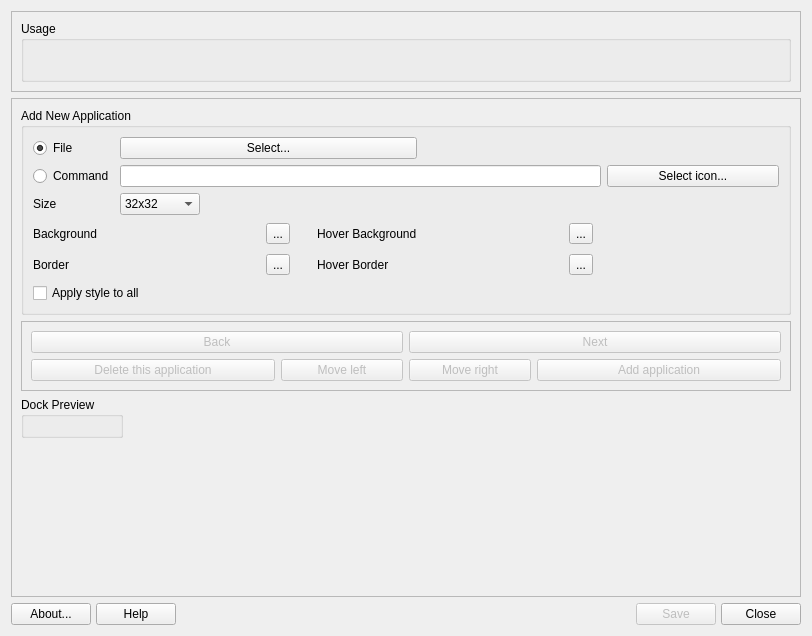
MX-Linux/mx-dockmaker, file src/mainwindow.ui: the form before one commit.
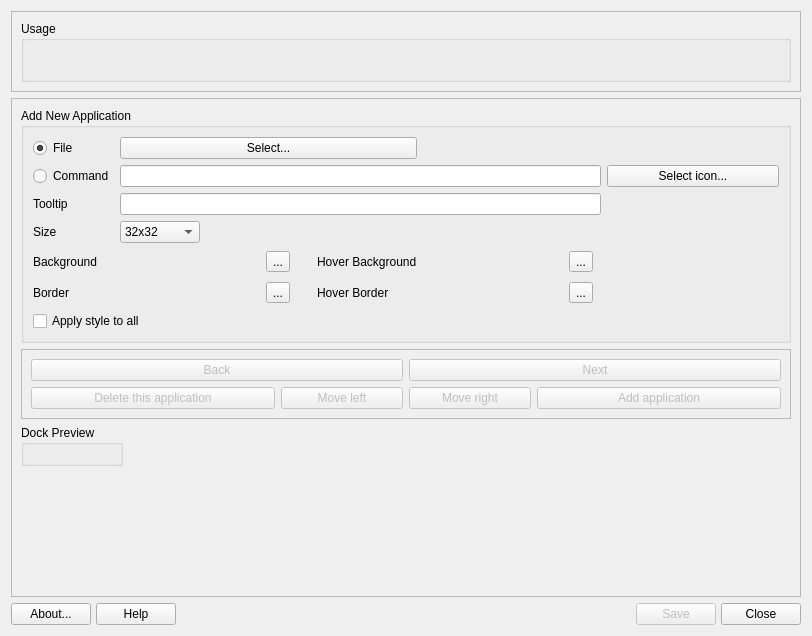
The form after the commit. Icons and pictures are not drawn.

Commit message: Add option to edit item tooltip

The edit to the form file:
```diff
--- a/src/mainwindow.ui
+++ b/src/mainwindow.ui
@@ -241,7 +241,7 @@
          <string>Add New Application</string>
         </property>
         <layout class="QGridLayout" name="gridLayout">
-         <item row="2" column="0">
+         <item row="3" column="0">
           <widget class="QLabel" name="labelSize">
            <property name="text">
             <string>Size</string>
@@ -329,7 +329,7 @@
            </layout>
           </widget>
          </item>
-         <item row="3" column="1">
+         <item row="4" column="1">
           <widget class="QWidget" name="widgetBackground" native="true">
            <property name="mouseTracking">
             <bool>false</bool>
@@ -408,14 +408,14 @@
            </property>
           </widget>
          </item>
-         <item row="3" column="4">
+         <item row="4" column="4">
           <widget class="QLabel" name="label">
            <property name="text">
             <string>Hover Background</string>
            </property>
           </widget>
          </item>
-         <item row="2" column="1" colspan="4">
+         <item row="3" column="1" colspan="4">
           <widget class="QComboBox" name="comboSize">
            <property name="sizePolicy">
             <sizepolicy hsizetype="Fixed" vsizetype="Fixed">
@@ -469,7 +469,7 @@
            </property>
           </widget>
          </item>
-         <item row="3" column="2">
+         <item row="4" column="2">
           <spacer name="horizontalSpacer_4">
            <property name="orientation">
             <enum>Qt::Horizontal</enum>
@@ -570,7 +570,7 @@
            </layout>
           </widget>
          </item>
-         <item row="3" column="5">
+         <item row="4" column="5">
           <widget class="QWidget" name="widgetHoverBackground" native="true">
            <property name="mouseTracking">
             <bool>false</bool>
@@ -636,13 +636,30 @@
           </widget>
          </item>
          <item row="1" column="0">
-          <widget class="QRadioButton" name="radioCommand">
+         <widget class="QRadioButton" name="radioCommand">
+          <property name="text">
+           <string>Command</string>
+          </property>
+         </widget>
+        </item>
+         <item row="2" column="0">
+          <widget class="QLabel" name="labelTooltip">
            <property name="text">
-            <string>Command</string>
+            <string>Tooltip</string>
            </property>
           </widget>
          </item>
-         <item row="2" column="8">
+         <item row="2" column="1" colspan="6">
+          <widget class="QLineEdit" name="lineEditTooltip">
+           <property name="minimumSize">
+            <size>
+             <width>250</width>
+             <height>0</height>
+            </size>
+           </property>
+          </widget>
+         </item>
+         <item row="3" column="8">
           <spacer name="horizontalSpacer_2">
            <property name="orientation">
             <enum>Qt::Horizontal</enum>
@@ -658,7 +675,7 @@
            </property>
           </spacer>
          </item>
-         <item row="3" column="0">
+         <item row="4" column="0">
           <widget class="QLabel" name="labelBackground">
            <property name="text">
             <string>Background</string>
```
Left out of the diff: 1 changed line with no effect on the pictures. The commit also changes 2 other files.
